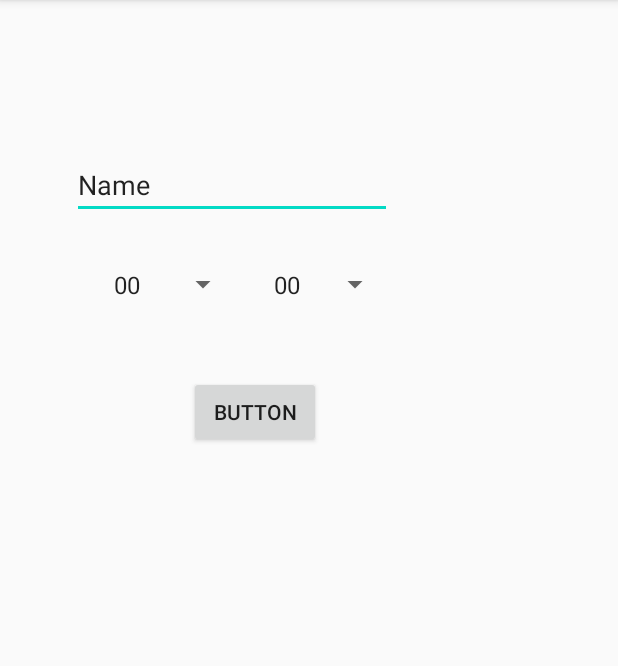
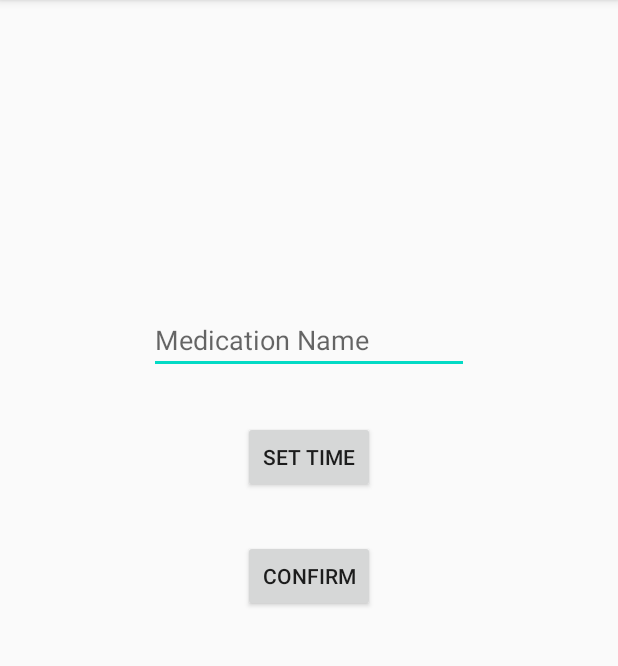
Before and after one commit to HudRud/Kouluprojekti, an Android app: the AddMedicationData screen opened directly, with no data from a screen before it, on a phone screen of 412 x 824 dp, the part 84-750 px from its top. Run offline under Robolectric (Android 15) with nearby library versions, the phone set to English and light mode, and no system bars.

```diff
--- a/app/src/main/AndroidManifest.xml
+++ b/app/src/main/AndroidManifest.xml
@@ -21,6 +21,7 @@
         <activity android:name=".Calendar">
 
         </activity>
+
     </application>
 
 </manifest>
--- /dev/null
+++ b/app/src/main/res/drawable/ic_drag_handle_black_24dp.xml
@@ -0,0 +1,4 @@
+<vector android:height="1dp" android:viewportHeight="24.0"
+    android:viewportWidth="24.0" android:width="1dp" xmlns:android="http://schemas.android.com/apk/res/android">
+    <path android:fillColor="#FF000000" android:pathData="M20,9H4v2h16V9zM4,15h16v-2H4v2z"/>
+</vector>
--- a/app/src/main/res/layout/medicationdatainsert.xml
+++ b/app/src/main/res/layout/medicationdatainsert.xml
@@ -1,5 +1,5 @@
 <?xml version="1.0" encoding="utf-8"?>
-<androidx.constraintlayout.widget.ConstraintLayout
+<RelativeLayout
     xmlns:android="http://schemas.android.com/apk/res/android"
     xmlns:app="http://schemas.android.com/apk/res-auto"
     xmlns:tools="http://schemas.android.com/tools"
@@ -10,64 +10,47 @@
         android:id="@+id/editText1"
         android:layout_width="wrap_content"
         android:layout_height="wrap_content"
-        android:layout_marginStart="48dp"
-        android:layout_marginLeft="48dp"
-        android:layout_marginTop="82dp"
-        android:layout_marginEnd="150dp"
-        android:layout_marginRight="150dp"
-        android:layout_marginBottom="604dp"
+        android:layout_above="@id/timeButton"
+        android:layout_centerHorizontal="true"
+        android:layout_marginBottom="31dp"
         android:ems="10"
         android:inputType="textPersonName"
-        android:text="Name"
+        android:hint="Medication Name"
+        />
+
+    <Button
+        android:id="@+id/timeButton"
+        android:layout_width="wrap_content"
+        android:layout_height="wrap_content"
+        android:layout_above="@id/confirmButton"
+        android:layout_centerHorizontal="true"
+        android:layout_marginBottom="31dp"
+        android:onClick="timePickerButton"
+        android:text="Set Time" />
+    <TextView
+        android:id="@+id/timetext"
+        android:layout_width="wrap_content"
+        android:layout_height="wrap_content"
+        android:text=""
+        android:textSize="30sp"
+        android:layout_toRightOf="@id/timeButton"
+        android:layout_below="@id/editText1"
+        android:layout_marginLeft="10dp"
+        />
+
+    <Button
+        android:layout_centerVertical="true"
+        android:layout_centerHorizontal="true"
+        android:id="@+id/confirmButton"
+        android:layout_width="wrap_content"
+        android:layout_height="wrap_content"
+        android:onClick="addButton"
+        android:text="Confirm"
         app:layout_constraintBottom_toBottomOf="parent"
         app:layout_constraintEnd_toEndOf="parent"
         app:layout_constraintHorizontal_bias="0.0"
         app:layout_constraintStart_toStartOf="parent"
-        app:layout_constraintTop_toTopOf="parent" />
+        app:layout_constraintTop_toBottomOf="@+id/editText1"
+        app:layout_constraintVertical_bias="1.0" />
 
-    <Button
-        android:id="@+id/confirmButton"
-        android:layout_width="wrap_content"
-        android:layout_height="wrap_content"
-        android:layout_marginStart="125dp"
-        android:layout_marginLeft="125dp"
-        android:layout_marginTop="75dp"
-        android:layout_marginEnd="198dp"
-        android:layout_marginRight="198dp"
-        android:layout_marginBottom="440dp"
-        android:onClick="saveMedData"
-        android:text="Button"
-        app:layout_constraintBottom_toBottomOf="parent"
-        app:layout_constraintEnd_toEndOf="parent"
-        app:layout_constraintStart_toStartOf="parent"
-        app:layout_constraintTop_toBottomOf="@+id/editText1" />
-
-    <Spinner
-        android:id="@+id/hourSpinner"
-        android:layout_width="91dp"
-        android:layout_height="31dp"
-        android:layout_marginTop="24dp"
-        android:layout_marginBottom="41dp"
-        android:entries="@array/timetableHour"
-        app:layout_constraintBottom_toTopOf="@+id/confirmButton"
-        app:layout_constraintEnd_toEndOf="parent"
-        app:layout_constraintHorizontal_bias="0.212"
-        app:layout_constraintStart_toStartOf="parent"
-        app:layout_constraintTop_toBottomOf="@+id/editText1" />
-
-    <Spinner
-        android:id="@+id/minuteSpinner"
-        android:layout_width="86dp"
-        android:layout_height="31dp"
-        android:layout_marginStart="15dp"
-        android:layout_marginLeft="15dp"
-        android:layout_marginTop="24dp"
-        android:layout_marginEnd="151dp"
-        android:layout_marginRight="151dp"
-        android:layout_marginBottom="41dp"
-        android:entries="@array/timetableMinute"
-        app:layout_constraintBottom_toTopOf="@+id/confirmButton"
-        app:layout_constraintEnd_toEndOf="parent"
-        app:layout_constraintStart_toEndOf="@+id/hourSpinner"
-        app:layout_constraintTop_toBottomOf="@+id/editText1" />
-</androidx.constraintlayout.widget.ConstraintLayout>
+</RelativeLayout>
--- a/app/src/main/res/values/colors.xml
+++ b/app/src/main/res/values/colors.xml
@@ -3,5 +3,6 @@
     <color name="colorPrimary">#6200EE</color>
     <color name="colorPrimaryDark">#3700B3</color>
     <color name="colorAccent">#03DAC5</color>
-    <color name="gray">#00FFFFFF</color>
+    <color name="gray">#C0464A4A</color>
+    <color name="black">#000000</color>
 </resources>
```
Also changed, not shown: app/src/main/java/com/example/kouluprojekti/AddMedicationData.java (+71 -12 lines), app/src/main/java/com/example/kouluprojekti/MainActivity.java (+8 -7 lines), app/src/main/java/com/example/kouluprojekti/MedListAdapter.java (+21 -6 lines), app/src/main/java/com/example/kouluprojekti/MedicationData.java (+11 -1 lines), app/src/main/java/com/example/kouluprojekti/TimePickerFragment.java (added, +26 -0 lines), app/src/main/res/drawable/ic_one.xml (added, +9 -0 lines), app/src/main/res/layout/activity_main.xml (+5 -8 lines), app/src/main/res/layout/mednotelayout.xml (+18 -4 lines).
